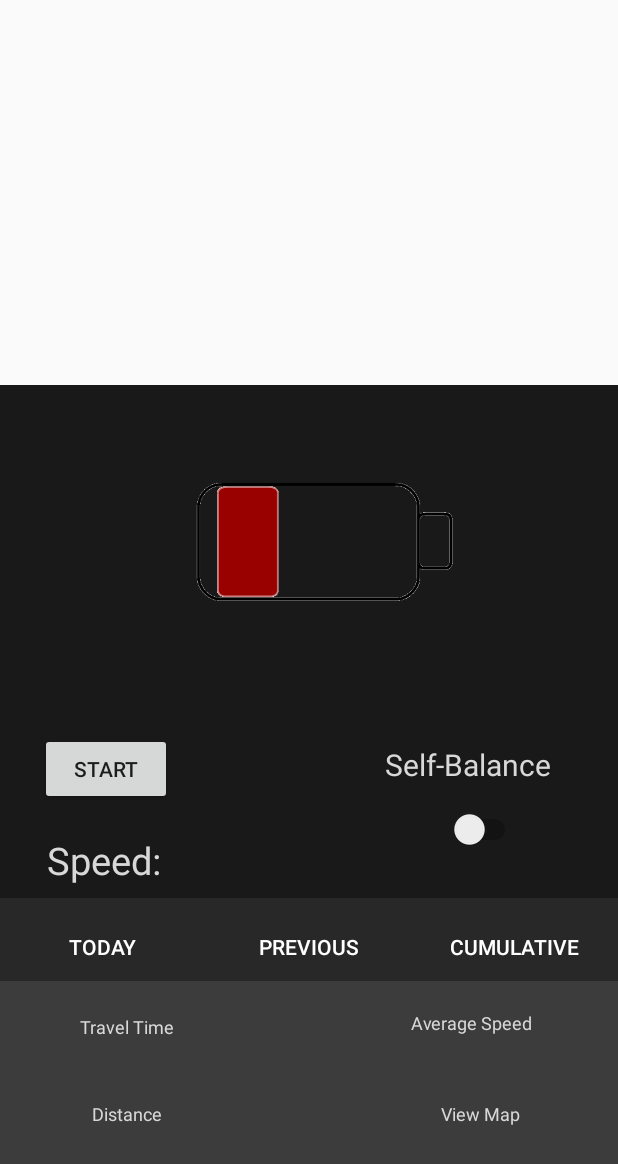
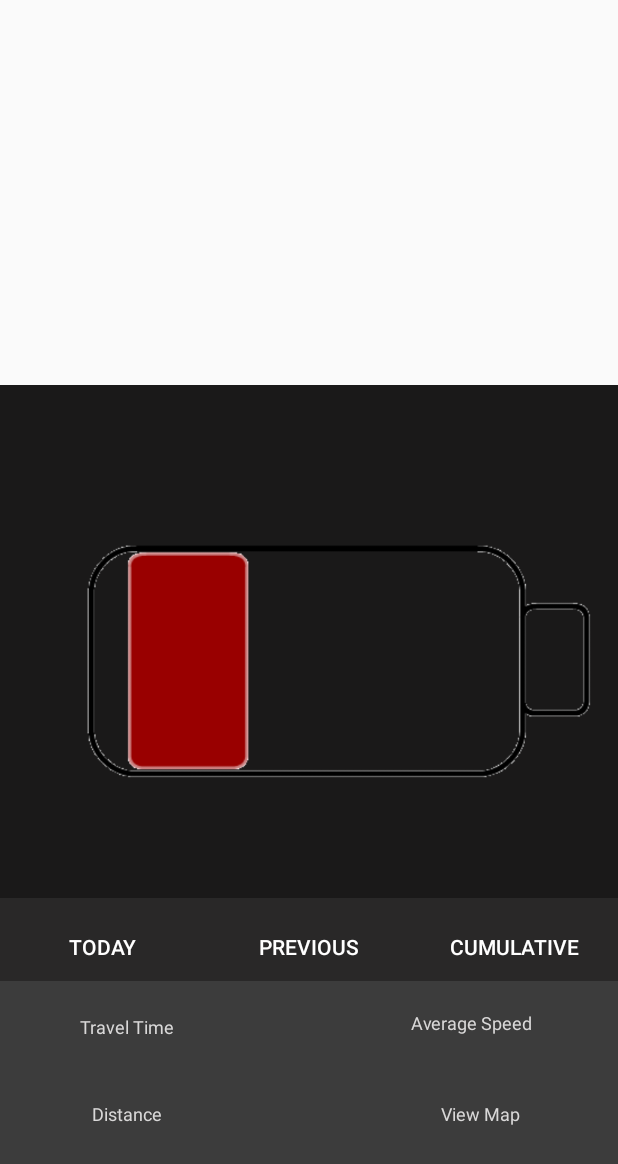
Before and after one commit to ccrossla/HoverchairApp, an Android app: the MainActivity screen opened directly, with no data from a screen before it, in the side drawer, after a tap on "Status", on a phone screen of 412 x 824 dp. Shown: the top 1164 px of the screen. Run offline under Robolectric (Android 15) with nearby library versions, the phone set to English and light mode, and no system bars; 2 statements that could not run were skipped.

Commit message:
updates to home page ui

```diff
--- a/AndroidStudioProjects/HoverchairApp/app/src/main/java/com/example/carolinecrossland/hoverchairapp/MainActivity.java
+++ b/AndroidStudioProjects/HoverchairApp/app/src/main/java/com/example/carolinecrossland/hoverchairapp/MainActivity.java
@@ -121,9 +121,7 @@ public class MainActivity extends AppCompatActivity {
         tablayout = findViewById(R.id.tab_layout_cs);
         constraintlayout = findViewById(R.id.constraint_layout_cs);
         viewpager = findViewById(R.id.view_pager_cs);
-        selfBalanceSwitch = findViewById(R.id.self_ballance_switch);
         ViewPagerAdapter adapter = new ViewPagerAdapter(getSupportFragmentManager());
-        speed = findViewById(R.id.speedText);
         start = findViewById(R.id.start);
         battery = findViewById(R.id.battery);
         handler = new Handler();
@@ -150,35 +148,6 @@ public class MainActivity extends AppCompatActivity {
 
         handler.postDelayed(runnable, 0);
 
-        start.setOnClickListener(new View.OnClickListener() {
-            @Override
-            public void onClick(View v) {
-
-                //The method below checks if Location is enabled on device or not. If not, then an alert dialog box appears with option
-                //to enable gps.
-                checkGps();
-                locationManager = (LocationManager) getSystemService(LOCATION_SERVICE);
-
-                if (!locationManager.isProviderEnabled(LocationManager.GPS_PROVIDER)) {
-
-                    return;
-                }
-
-
-                if (status == false)
-                    //Here, the Location Service gets bound and the GPS Speedometer gets Active.
-                    bindService();
-                locate = new ProgressDialog(MainActivity.this);
-                locate.setIndeterminate(true);
-                locate.setCancelable(false);
-                locate.setMessage("Getting Location...");
-                locate.show();
-                start.setVisibility(View.GONE);
-                pause.setVisibility(View.VISIBLE);
-                pause.setText("Pause");
-                stop.setVisibility(View.VISIBLE);
-            }
-        });
 
         //navigation drawer setup
 //        drawerLayout = findViewById(R.id.drawer_layout);
--- a/AndroidStudioProjects/HoverchairApp/app/src/main/res/layout/activity_main.xml
+++ b/AndroidStudioProjects/HoverchairApp/app/src/main/res/layout/activity_main.xml
@@ -17,7 +17,7 @@
         android:layout_width="match_parent"
         android:layout_height="342dp"
         android:layout_alignParentBottom="true"
-        android:layout_gravity="top"
+        android:layout_gravity="center"
         android:layout_marginBottom="225dp"
         android:background="@color/colorPrimaryDark"
         app:layout_constraintEnd_toEndOf="parent"
@@ -25,90 +25,11 @@
         app:layout_constraintStart_toStartOf="parent"
         app:layout_constraintTop_toTopOf="parent">
 
-            <Switch
-                android:id="@+id/self_ballance_switch"
+            <ImageView
+                android:id="@+id/battery"
                 android:layout_width="wrap_content"
                 android:layout_height="wrap_content"
-                android:layout_marginStart="8dp"
-                android:layout_marginLeft="8dp"
-                android:layout_marginEnd="8dp"
-                android:layout_marginRight="8dp"
-                android:layout_marginBottom="32dp"
-                android:checked="false"
-                android:textColor="@color/csTextColor"
-                android:textColorHighlight="@color/csTextColor"
-                android:textColorHint="@color/csTextColor"
-                android:textColorLink="@android:color/holo_green_dark"
-                android:textOff="OFF"
-                android:textOn="ON"
-                android:visibility="visible"
-                app:layout_constraintBottom_toBottomOf="parent"
-                app:layout_constraintEnd_toEndOf="parent"
-                app:layout_constraintHorizontal_bias="0.838"
-                app:layout_constraintStart_toStartOf="parent" />
-
-            <TextView
-                android:id="@+id/selfBalanceText"
-                android:layout_width="wrap_content"
-                android:layout_height="wrap_content"
-                android:layout_marginStart="8dp"
-                android:layout_marginLeft="8dp"
-                android:layout_marginEnd="8dp"
-                android:layout_marginRight="8dp"
-                android:layout_marginBottom="16dp"
-                android:text="@string/cs_self_balance"
-                android:textColor="@color/csTextColor"
-                android:textSize="20sp"
-                app:layout_constraintBottom_toTopOf="@+id/self_ballance_switch"
-                app:layout_constraintEnd_toEndOf="parent"
-                app:layout_constraintHorizontal_bias="0.871"
-                app:layout_constraintStart_toStartOf="parent" />
-
-        <TextView
-            android:id="@+id/speedText"
-            android:layout_width="wrap_content"
-            android:layout_height="wrap_content"
-            android:layout_marginStart="8dp"
-            android:layout_marginLeft="8dp"
-            android:layout_marginEnd="8dp"
-            android:layout_marginRight="8dp"
-            android:layout_marginBottom="8dp"
-            android:text="Speed: "
-            android:textColor="@color/csTextColor"
-            android:textSize="@dimen/cs_large_text"
-            app:layout_constraintBottom_toBottomOf="parent"
-            app:layout_constraintEnd_toStartOf="@+id/selfBalanceText"
-            app:layout_constraintHorizontal_bias="0.149"
-            app:layout_constraintStart_toStartOf="parent" />
-
-        <Button
-            android:id="@+id/start"
-            android:layout_width="wrap_content"
-            android:layout_height="wrap_content"
-            android:layout_marginStart="8dp"
-            android:layout_marginLeft="8dp"
-            android:layout_marginTop="8dp"
-            android:layout_marginEnd="8dp"
-            android:layout_marginRight="8dp"
-            android:layout_marginBottom="8dp"
-            android:text="Start"
-            app:layout_constraintBottom_toBottomOf="parent"
-            app:layout_constraintEnd_toEndOf="parent"
-            app:layout_constraintHorizontal_bias="0.06"
-            app:layout_constraintStart_toStartOf="parent"
-            app:layout_constraintTop_toTopOf="parent"
-            app:layout_constraintVertical_bias="0.805" />
-
-            <ImageView
-                android:id="@+id/battery"
-                android:layout_width="210dp"
-                android:layout_height="174dp"
-                android:layout_marginStart="8dp"
-                android:layout_marginLeft="8dp"
-                android:layout_marginTop="8dp"
-                android:layout_marginEnd="8dp"
-                android:layout_marginRight="8dp"
-                android:layout_marginBottom="8dp"
+                android:layout_margin="16dp"
                 app:layout_constraintBottom_toBottomOf="parent"
                 app:layout_constraintEnd_toEndOf="parent"
                 app:layout_constraintStart_toStartOf="parent"
```
